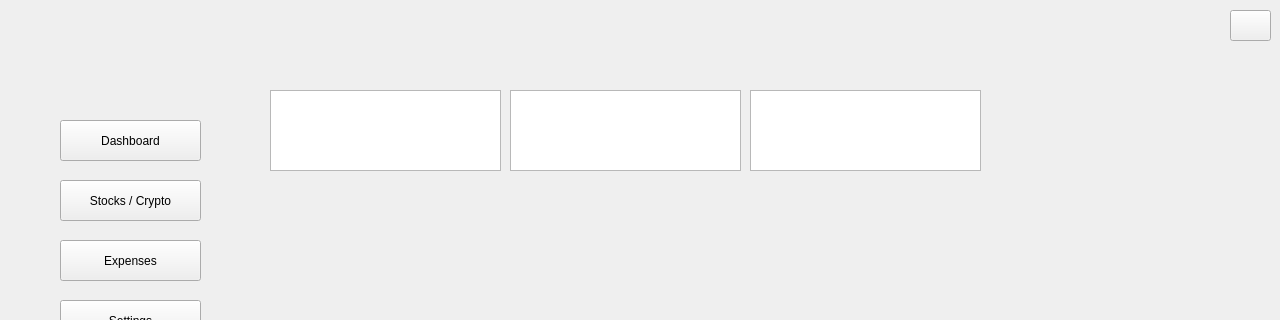
This is src/gui/ui/main_interface.ui in OmerElmaliach/CentiCore as Qt 5 draws it before an edit; both pictures show x 0 to 1280 and y 0 to 320 of the 1280 by 720 pixel window. The edited form follows.
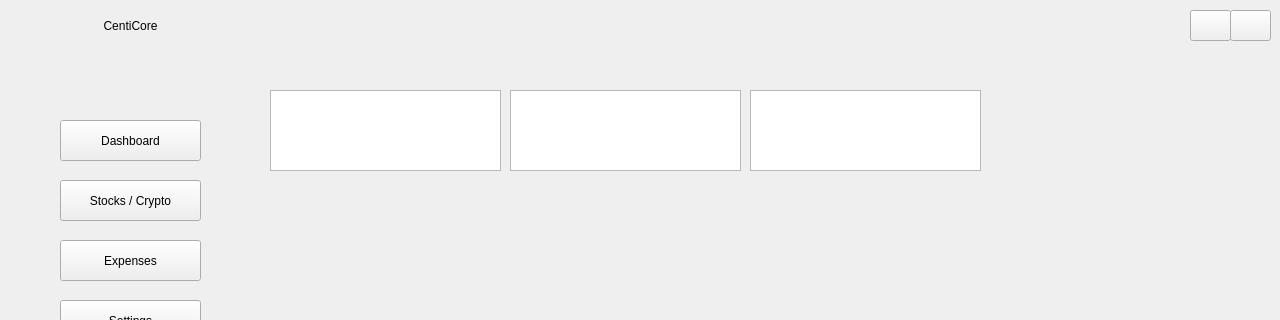
This is the edited form. Icons and pictures are not drawn.

Commit message: Added topbar objects

What changed in the file:
```diff
--- a/src/gui/ui/main_interface.ui
+++ b/src/gui/ui/main_interface.ui
@@ -153,6 +153,48 @@
       </size>
      </property>
     </widget>
+    <widget class="QPushButton" name="minimize_btn">
+     <property name="geometry">
+      <rect>
+       <x>1190</x>
+       <y>10</y>
+       <width>41</width>
+       <height>31</height>
+      </rect>
+     </property>
+     <property name="text">
+      <string/>
+     </property>
+     <property name="icon">
+      <iconset>
+       <normaloff>:/icons/icons/minimize_btn_ic.png</normaloff>:/icons/icons/minimize_btn_ic.png</iconset>
+     </property>
+     <property name="iconSize">
+      <size>
+       <width>26</width>
+       <height>26</height>
+      </size>
+     </property>
+    </widget>
+    <widget class="QLabel" name="topbarDisplay">
+     <property name="geometry">
+      <rect>
+       <x>30</x>
+       <y>0</y>
+       <width>201</width>
+       <height>51</height>
+      </rect>
+     </property>
+     <property name="mouseTracking">
+      <bool>true</bool>
+     </property>
+     <property name="text">
+      <string>CentiCore</string>
+     </property>
+     <property name="alignment">
+      <set>Qt::AlignCenter</set>
+     </property>
+    </widget>
    </widget>
    <widget class="QWidget" name="graphWidget" native="true">
     <property name="geometry">
```
Left out of the diff: 7 changed lines with no effect on the pictures. The commit also changes 5 other files.
